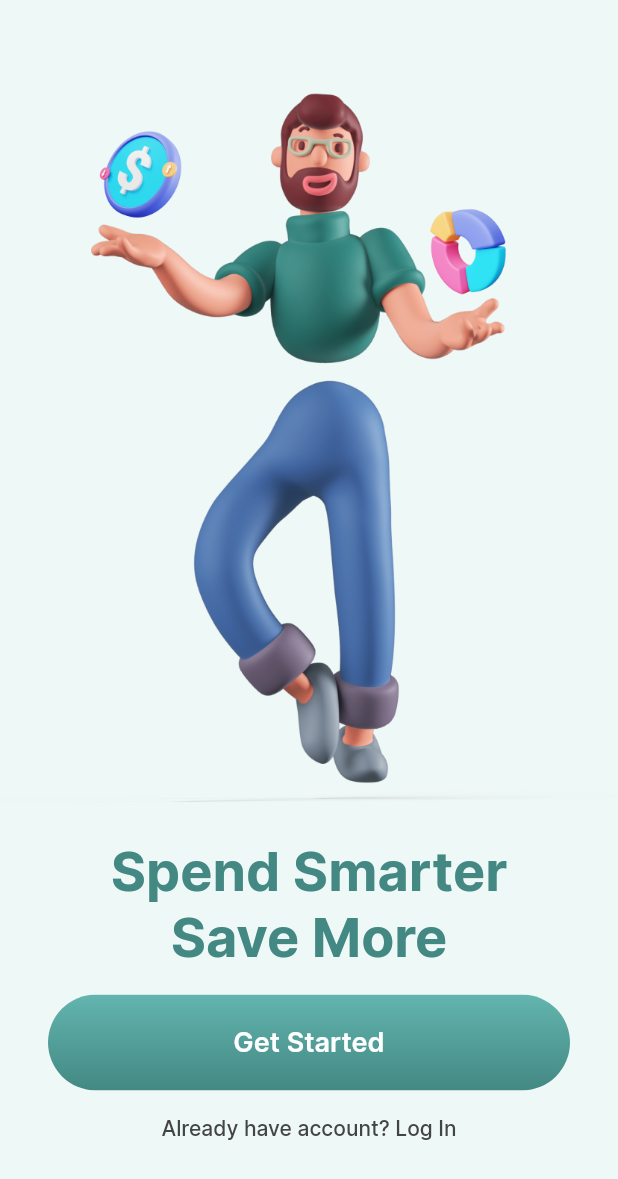
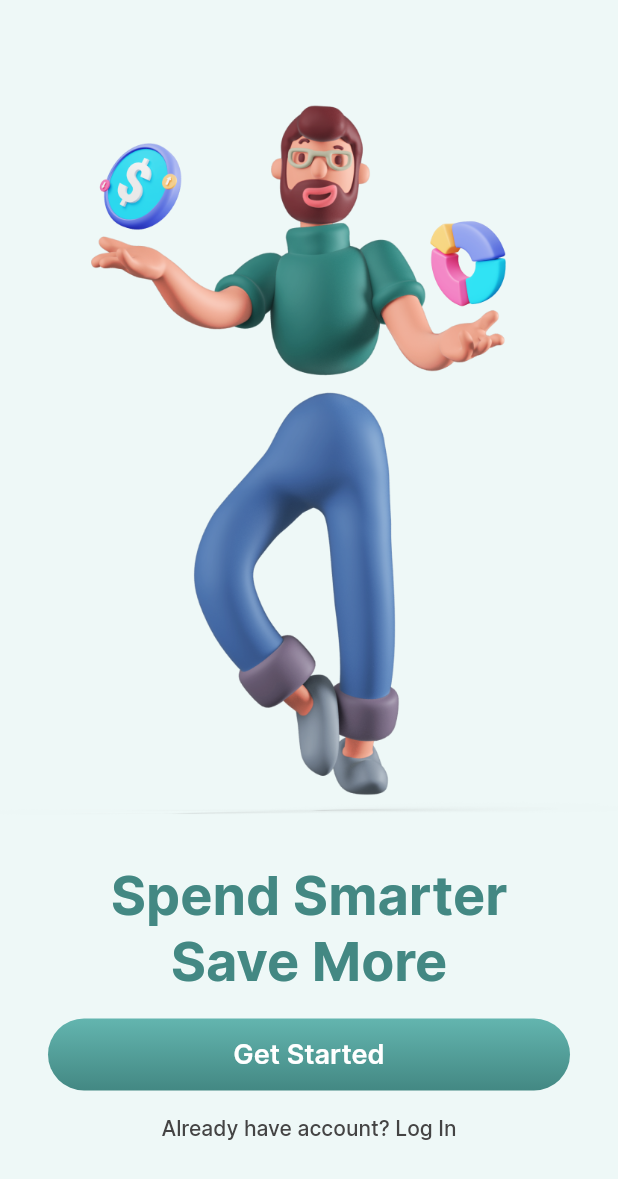
Before and after one commit to INatanDev/financy-app, a Flutter app: the screen it shows after launch, on a phone screen of 412 x 824 dp. Shown: the top 1179 px of the screen. Run offline on Flutter 3.47's test engine with Material 2 defaults, Android fonts, the phone set to English and light mode, and no system bars.

Commit message:
Foi melhorado a classe primary_button

```diff
--- a/financy_app/lib/common/widgets/primary_button.dart
+++ b/financy_app/lib/common/widgets/primary_button.dart
@@ -13,13 +13,15 @@
     required this.text,
   }) : super(key: key);
 
+  final BorderRadius _borderRadius =
+      const BorderRadius.all(Radius.circular(24.0));
+
   @override
   Widget build(BuildContext context) {
-    return Material(
-      borderRadius: const BorderRadius.all(Radius.circular(38.0)),
-      child: Ink(
+    return Ink(
+      height: 48.0,
       decoration: BoxDecoration(
-          borderRadius: const BorderRadius.all(Radius.circular(38.0)),
+        borderRadius: _borderRadius,
         gradient: LinearGradient(
           begin: Alignment.topCenter,
           end: Alignment.bottomCenter,
@@ -29,14 +31,9 @@
         ),
       ),
       child: InkWell(
-          borderRadius: const BorderRadius.all(Radius.circular(38.0)),
+        borderRadius: _borderRadius,
         onTap: onPressed,
-          child: Container(
-            decoration: const BoxDecoration(
-              borderRadius: BorderRadius.all(Radius.circular(38.0)),
-            ),
-            alignment: Alignment.center,
-            height: 64.0,
+        child: Align(
           child: Text(
             text,
             style: AppTextStyles.mediumText18.copyWith(
@@ -45,7 +42,6 @@
           ),
         ),
       ),
-      ),
     );
   }
 }
```
Lines whose indentation alone changed are shown as unchanged.
